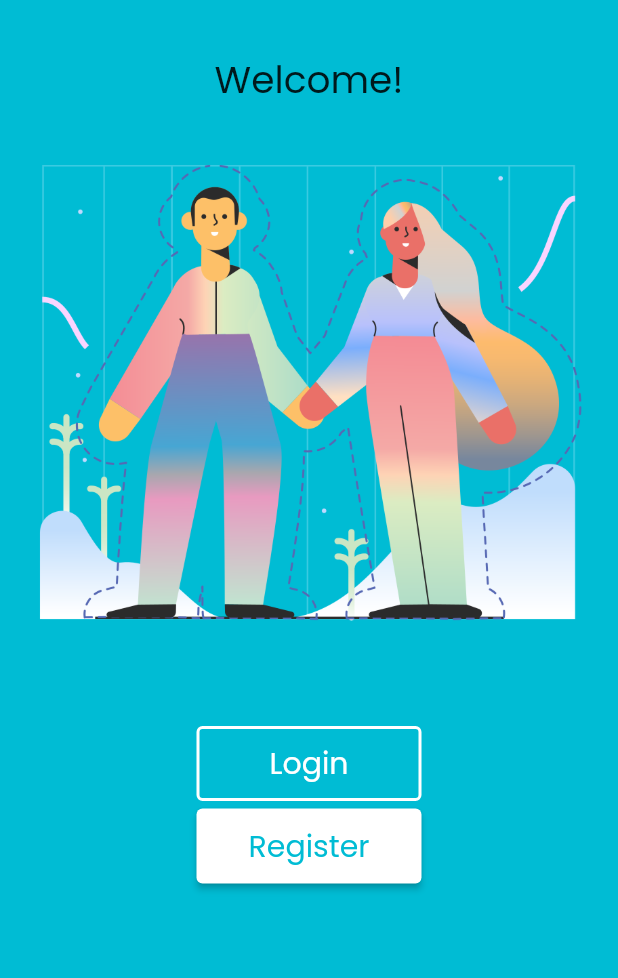
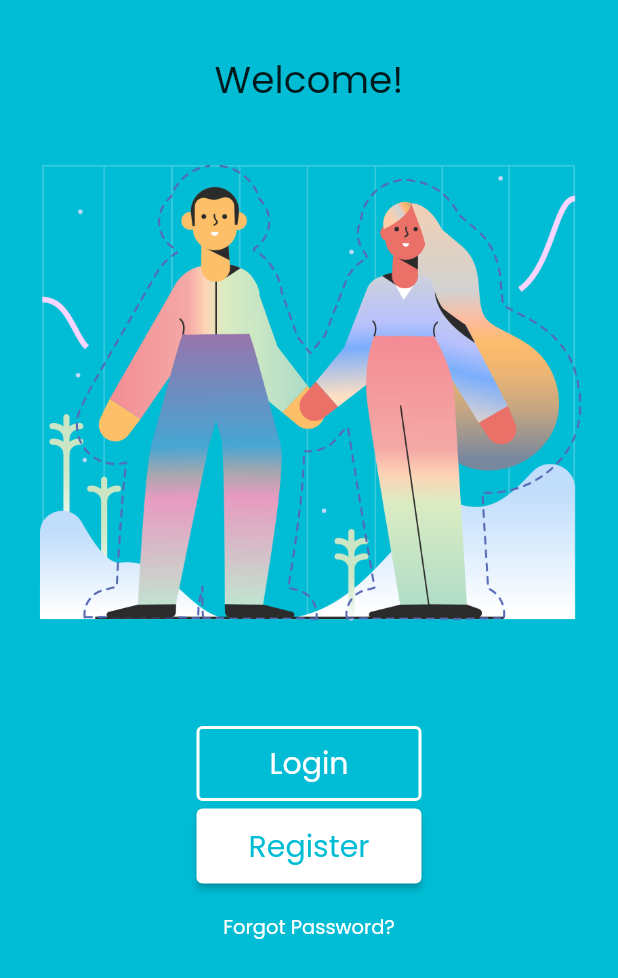
Before and after one commit to ErfiDev/flutter_blog_app, a Flutter app: the screen it shows after launch, on a phone screen of 412 x 824 dp. Shown: the top 978 px of the screen. Run offline on Flutter 3.47's test engine with Material 2 defaults, Android fonts, the phone set to English and light mode, and no system bars.

Commit message:
create forgotPage

```diff
--- a/lib/main.dart
+++ b/lib/main.dart
@@ -13,6 +13,7 @@ class App extends StatelessWidget {
     return MaterialApp(
       theme: ThemeData(
         fontFamily: 'Poppins',
+        backgroundColor: Colors.cyan,
       ),
       debugShowCheckedModeBanner: false,
       home: HomePage(),
--- a/lib/src/home_page.dart
+++ b/lib/src/home_page.dart
@@ -1,5 +1,6 @@
 import 'package:blog_app/src/login_page.dart';
 import 'package:flutter/material.dart';
+import './forgotpass_page.dart';
 
 class HomePage extends StatelessWidget {
   HomePage({Key? key}) : super(key: key);
@@ -7,7 +8,7 @@ class HomePage extends StatelessWidget {
   @override
   Widget build(ctx) {
     return Scaffold(
-      backgroundColor: Colors.cyan,
+      backgroundColor: Theme.of(ctx).backgroundColor,
       body: SingleChildScrollView(
         child: Column(
           mainAxisAlignment: MainAxisAlignment.center,
@@ -46,6 +47,26 @@ class HomePage extends StatelessWidget {
                 backgroundColor: Colors.white,
               ),
             ),
+            SizedBox(height: 5),
+            TextButton(
+              child: Text(
+                'Forgot Password?',
+                style: TextStyle(
+                  fontSize: 13,
+                  color: Colors.white,
+                ),
+              ),
+              onPressed: () {
+                Navigator.of(ctx).push(
+                  MaterialPageRoute(
+                    builder: (ctx) => ForgotPassPage(),
+                  ),
+                );
+              },
+              style: TextButton.styleFrom(
+                backgroundColor: Colors.transparent,
+              ),
+            ),
           ],
         ),
       ),
```
Also changed, not shown: lib/src/forgotpass_page.dart (added, +27 -0 lines).
